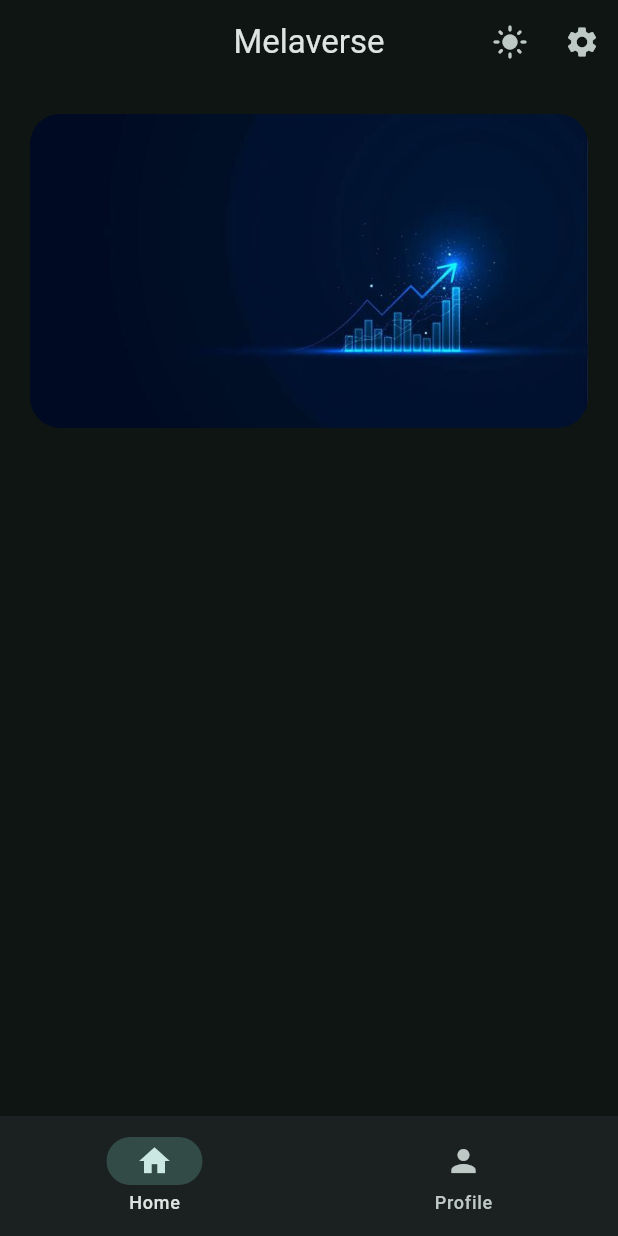
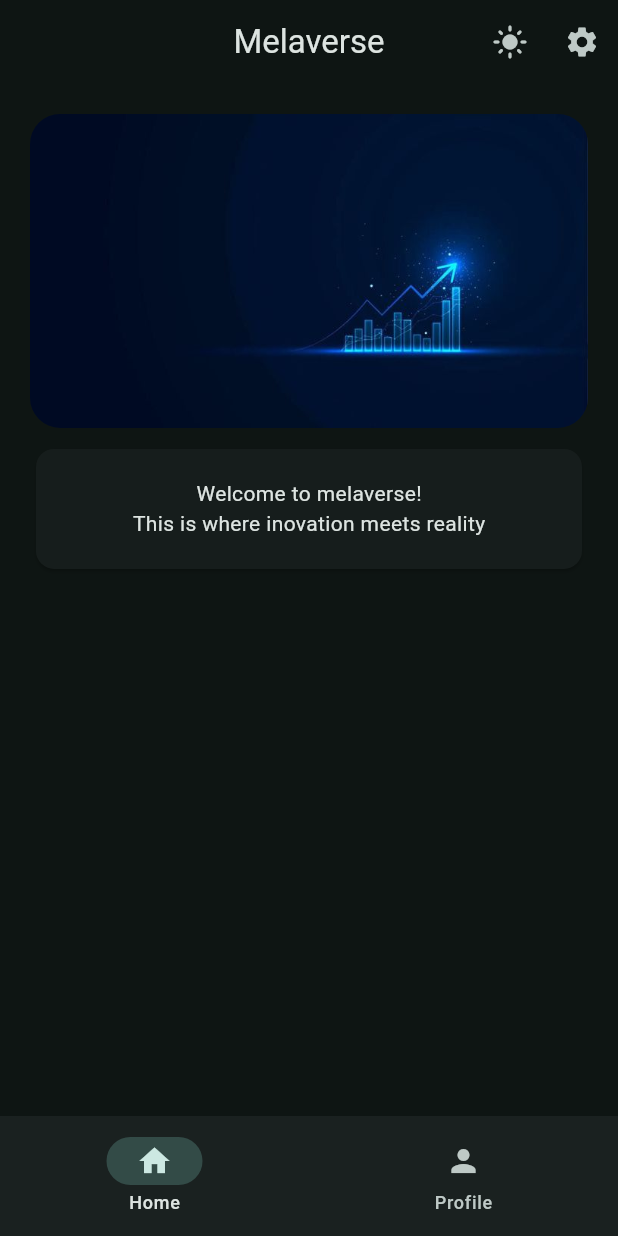
Before and after one commit to Hayatudin/Wallet_app, a Flutter app: the WidgetTree screen opened directly, on a phone screen of 412 x 824 dp. Run offline on Flutter 3.47's test engine with Material 3 defaults, Android fonts, the phone set to English and light mode, and no system bars.

Commit message:
lottie package

```diff
--- /dev/null
+++ b/wallet_app/lib/data/constants.dart
@@ -0,0 +1 @@
+import 'package:flutter/material.dart';
--- a/wallet_app/lib/views/pages/home_page.dart
+++ b/wallet_app/lib/views/pages/home_page.dart
@@ -8,7 +8,21 @@ class HomePage extends StatelessWidget {
   Widget build(BuildContext context) {
     return Padding(
       padding: EdgeInsets.all(20.0),
-      child: Column(children: [HeroWidget()]),
+      child: Column(
+        children: [
+          HeroWidget(),
+          Container(
+            width: double.infinity,
+            padding: EdgeInsets.symmetric(vertical: 10.0),
+            child: Card(
+              child: Padding(
+                padding: EdgeInsets.all(20.0),
+                child: Column(children: [Text('Welcome to melaverse!'), Text('This is where inovation meets reality')]),
+              ),
+            ),
+          ),
+        ],
+      ),
     );
   }
 }
--- a/wallet_app/pubspec.yaml
+++ b/wallet_app/pubspec.yaml
@@ -34,6 +34,7 @@ dependencies:
   # The following adds the Cupertino Icons font to your application.
   # Use with the CupertinoIcons class for iOS style icons.
   cupertino_icons: ^1.0.8
+  lottie: ^3.3.1
 
 dev_dependencies:
   flutter_test:
```
Also changed, not shown: wallet_app/pubspec.lock.
